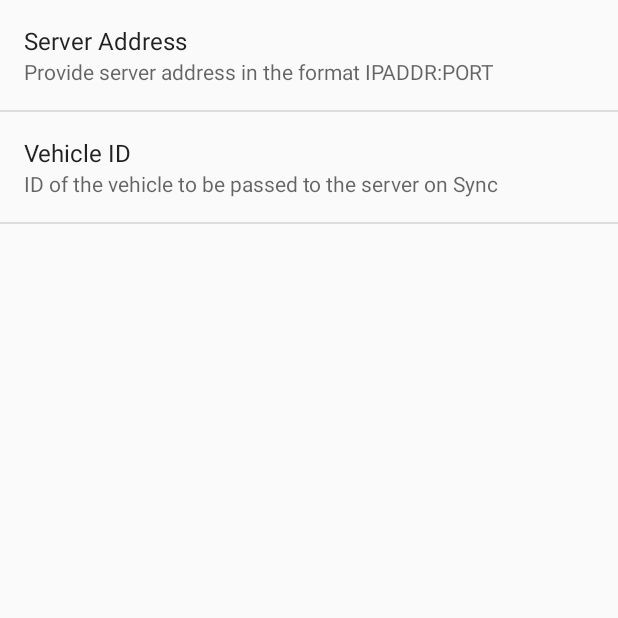
After one commit to fahimalizain/android_van_sales, an Android app: the SettingsActivity screen opened directly, with no data from a screen before it, on a phone screen of 412 x 824 dp, the top half of it. The commit adds this screen. Run offline under Robolectric (Android 15) with nearby library versions, the phone set to English and light mode, and no system bars.

Commit message:
Added SettingsActivity (Preferences)

```diff
--- a/app/src/main/AndroidManifest.xml
+++ b/app/src/main/AndroidManifest.xml
@@ -43,7 +43,8 @@
             android:theme="@style/NoActionBar" />
         <activity
             android:name=".activities.LoadingActivity"
-            android:theme="@style/Theme.AppCompat.Translucent"/>
+            android:theme="@style/Theme.AppCompat.Translucent" />
+        <activity android:name=".activities.SettingsActivity"/>
     </application>
 
 </manifest>
--- /dev/null
+++ b/app/src/main/java/com/casualmill/vansales/activities/SettingsActivity.java
@@ -0,0 +1,27 @@
+package com.casualmill.vansales.activities;
+
+import android.preference.PreferenceActivity;
+import android.preference.PreferenceFragment;
+import android.support.v7.app.AppCompatActivity;
+import android.os.Bundle;
+
+import com.casualmill.vansales.R;
+
+public class SettingsActivity extends PreferenceActivity {
+
+    @Override
+    protected void onCreate(Bundle savedInstanceState) {
+        super.onCreate(savedInstanceState);
+        getFragmentManager().beginTransaction().replace(android.R.id.content, new MyPreferenceFragment()).commit();
+    }
+
+    public static class MyPreferenceFragment extends PreferenceFragment
+    {
+        @Override
+        public void onCreate(final Bundle savedInstanceState)
+        {
+            super.onCreate(savedInstanceState);
+            addPreferencesFromResource(R.xml.preferences);
+        }
+    }
+}
--- a/app/src/main/res/menu/main_options.xml
+++ b/app/src/main/res/menu/main_options.xml
@@ -3,4 +3,7 @@
     <item
         android:id="@+id/menu_sync"
         android:title="@string/string_sync"/>
+    <item
+        android:id="@+id/menu_settings"
+        android:title="@string/title_activity_settings"/>
 </menu>
--- a/app/src/main/res/menu/navigation.xml
+++ b/app/src/main/res/menu/navigation.xml
@@ -7,11 +7,6 @@
         android:title="@string/title_invoices" />
 
     <item
-        android:id="@+id/navigation_transfer"
-        android:icon="@drawable/ic_compare_arrows_black_24dp"
-        android:title="@string/title_transfers" />
-
-    <item
         android:id="@+id/navigation_items"
         android:icon="@drawable/ic_dns_black_24dp"
         android:title="@string/title_items" />
--- /dev/null
+++ b/app/src/main/res/xml/preferences.xml
@@ -0,0 +1,14 @@
+<?xml version="1.0" encoding="utf-8"?>
+<PreferenceScreen
+    xmlns:android="http://schemas.android.com/apk/res/android"
+    android:title="@string/title_activity_settings">
+    <EditTextPreference
+        android:title="Server Address"
+        android:key="server_address"
+        android:summary="Provide server address in the format IPADDR:PORT"/>
+
+    <EditTextPreference
+        android:title="Vehicle ID"
+        android:key="vehicle_id"
+        android:summary="ID of the vehicle to be passed to the server on Sync"/>
+</PreferenceScreen>
```
Also changed, not shown: app/src/main/java/com/casualmill/vansales/activities/MainActivity.java (+13 -18 lines), app/src/main/java/com/casualmill/vansales/fragments/TransferFragment.java (deleted, +0 -30 lines), app/src/main/res/layout/fragment_transfer.xml (deleted, +0 -22 lines).
